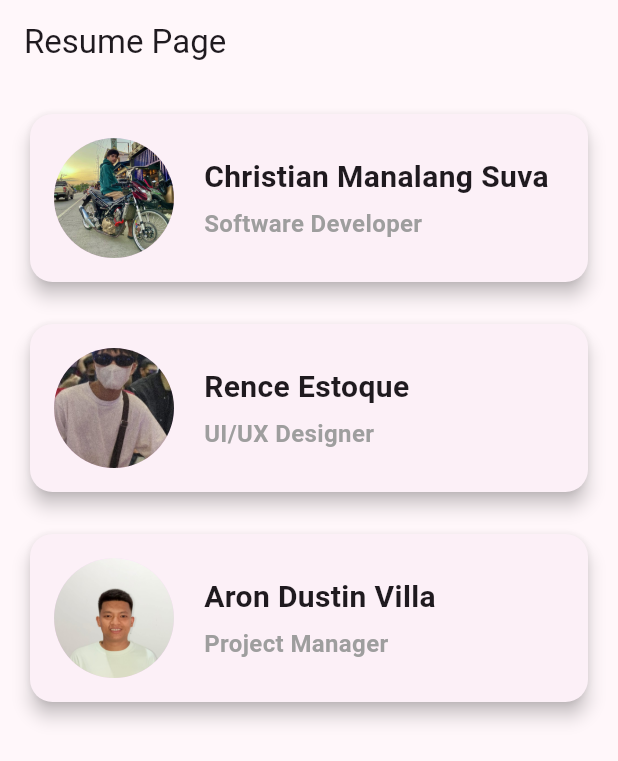
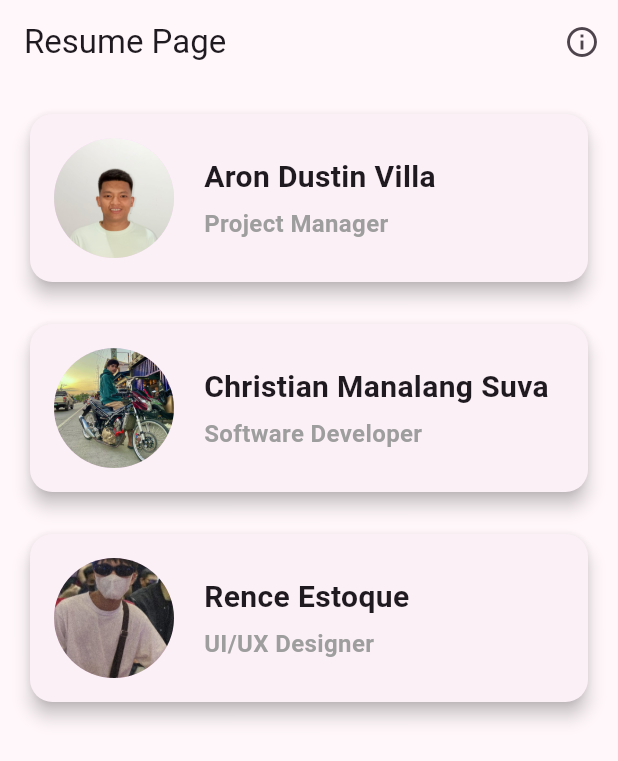
Before and after one commit to Chanok15/activity_resume, a Flutter app: the ResumePage screen opened directly, on a phone screen of 412 x 824 dp. Shown: the top 761 px of the screen. Run offline on Flutter 3.47's test engine with Material 3 defaults, Android fonts, the phone set to English and light mode, and no system bars.

Commit message:
sir last nad add po ng team members sa may information button

```diff
--- a/lib/screens/resume_page.dart
+++ b/lib/screens/resume_page.dart
@@ -1,35 +1,118 @@
 import 'package:flutter/material.dart';
 
-class ResumePage extends StatelessWidget {
+class ResumePage extends StatefulWidget {
   const ResumePage({super.key});
+
+  @override
+  State<ResumePage> createState() => _ResumePageState();
+}
+
+class _ResumePageState extends State<ResumePage> {
+  // Visibility state for the "i" icon
+  bool _isInfoVisible = false;
+
+  // List of team members (Sorted Alphabetically)
+  final List<Map<String, String>> teamMembers = [
+    {
+      'name': 'Aron Dustin Villa',
+      'position': 'Project Manager',
+      'avatarPath': 'assets/images/dustin.jpg'
+    },
+    {
+      'name': 'Christian Manalang Suva',
+      'position': 'Software Developer',
+      'avatarPath': 'assets/images/christian.jpg'
+    },
+    {
+      'name': 'Rence Estoque',
+      'position': 'UI/UX Designer',
+      'avatarPath': 'assets/images/rence.jpg'
+    }
+  ];
 
   @override
   Widget build(BuildContext context) {
     return Scaffold(
       appBar: AppBar(
         title: const Text('Resume Page'),
+        actions: [
+          IconButton(
+            icon: const Icon(Icons.info_outline),
+            onPressed: () {
+              setState(() {
+                _isInfoVisible = !_isInfoVisible;
+              });
+            },
+          ),
+        ],
       ),
-      body: ListView(
-        padding: const EdgeInsets.all(16.0),
-        children: const [
-          ResumeCard(
-            name: 'Christian Manalang Suva',
-            position: 'Software Developer',
-            avatarPath: 'assets/images/christian.jpg',
-          ),
-          SizedBox(height: 20),
-          ResumeCard(
-            name: 'Rence Estoque',
-            position: 'UI/UX Designer',
-            avatarPath: 'assets/images/rence.jpg',
-          ),
-          SizedBox(height: 20),
-          ResumeCard(
-            name: 'Aron Dustin Villa',
-            position: 'Project Manager',
-            avatarPath: 'assets/images/dustin.jpg',
+      body: Stack(
+        children: [
+          // Main List of Resume Cards (Always Visible)
+          ListView(
+            padding: const EdgeInsets.all(16.0),
+            children: teamMembers.map((member) {
+              return Column(
+                children: [
+                  ResumeCard(
+                    name: member['name']!,
+                    position: member['position']!,
+                    avatarPath: member['avatarPath']!,
+                  ),
+                  const SizedBox(height: 20),
+                ],
+              );
+            }).toList(),
           ),
 
+          // Pop-up Overlay (Toggled by "i" icon)
+          Visibility(
+            visible: _isInfoVisible,
+            child: Container(
+              color: Colors.black.withOpacity(0.8),
+              child: Column(
+                crossAxisAlignment: CrossAxisAlignment.start,
+                children: [
+                  const Padding(
+                    padding: EdgeInsets.all(16.0),
+                    child: Text(
+                      'Team Members',
+                      style: TextStyle(
+                        color: Colors.white,
+                        fontSize: 24,
+                        fontWeight: FontWeight.bold,
+                      ),
+                    ),
+                  ),
+                  Expanded(
+                    child: ListView(
+                      padding: const EdgeInsets.all(16.0),
+                      children: teamMembers.map((member) {
+                        return Card(
+                          color: Colors.grey[900],
+                          shape: RoundedRectangleBorder(
+                            borderRadius: BorderRadius.circular(15),
+                          ),
+                          child: ListTile(
+                            leading: CircleAvatar(
+                              backgroundImage: AssetImage(member['avatarPath']!),
+                            ),
+                            title: Text(
+                              member['name']!,
+                              style: const TextStyle(
+                                color: Colors.white,
+                                fontWeight: FontWeight.bold,
+                              ),
+                            ),
+                          ),
+                        );
+                      }).toList(),
+                    ),
+                  ),
+                ],
+              ),
+            ),
+          ),
         ],
       ),
     );
```
